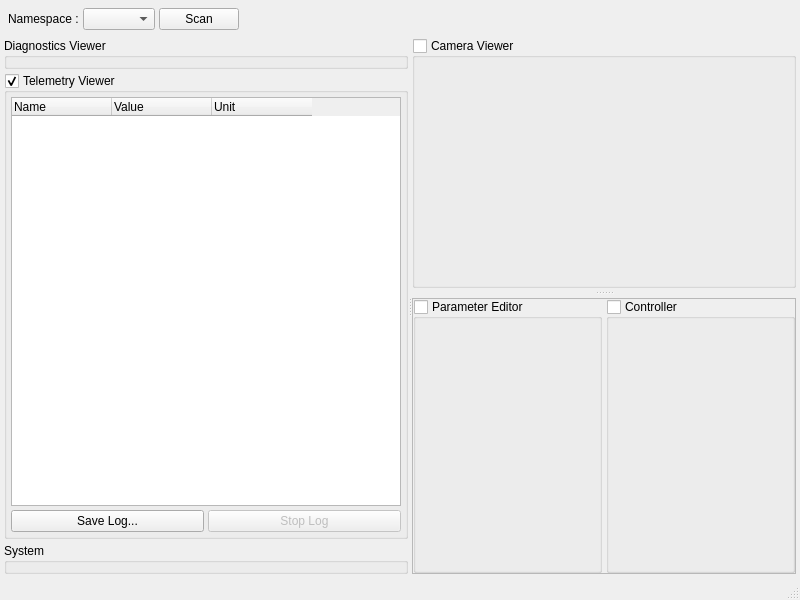
Qt form src/phoenix_gui/src/main_window.ui (Nkyoku/phoenix-jetson) before a commit.
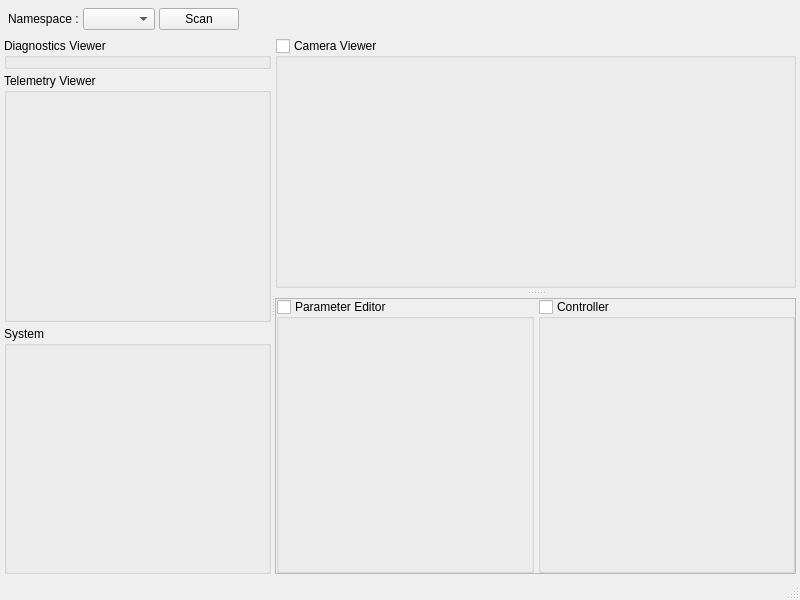
The same form after that commit. Custom widgets are drawn as their Qt base class.

What changed in the file:
```diff
--- a/src/phoenix_gui/src/main_window.ui
+++ b/src/phoenix_gui/src/main_window.ui
@@ -130,82 +130,10 @@
          </widget>
         </item>
         <item>
-         <widget class="QGroupBox" name="groupBox">
+         <widget class="TelemetryViewer" name="telemetryViewer">
           <property name="title">
            <string>Telemetry Viewer</string>
           </property>
-          <property name="checkable">
-           <bool>true</bool>
-          </property>
-          <layout class="QVBoxLayout" name="verticalLayout_2">
-           <property name="spacing">
-            <number>4</number>
-           </property>
-           <property name="leftMargin">
-            <number>4</number>
-           </property>
-           <property name="topMargin">
-            <number>4</number>
-           </property>
-           <property name="rightMargin">
-            <number>4</number>
-           </property>
-           <property name="bottomMargin">
-            <number>4</number>
-           </property>
-           <item>
-            <widget class="QTreeWidget" name="telemetryTree">
-             <property name="columnCount">
-              <number>3</number>
-             </property>
-             <attribute name="headerCascadingSectionResizes">
-              <bool>true</bool>
-             </attribute>
-             <attribute name="headerStretchLastSection">
-              <bool>false</bool>
-             </attribute>
-             <column>
-              <property name="text">
-               <string>Name</string>
-              </property>
-             </column>
-             <column>
-              <property name="text">
-               <string>Value</string>
-              </property>
-             </column>
-             <column>
-              <property name="text">
-               <string>Unit</string>
-              </property>
-             </column>
-            </widget>
-           </item>
-           <item>
-            <layout class="QHBoxLayout" name="horizontalLayout_2">
-             <property name="spacing">
-              <number>4</number>
-             </property>
-             <item>
-              <widget class="QPushButton" name="saveLogButton">
-               <property name="text">
-                <string>Save Log...</string>
-               </property>
-              </widget>
-             </item>
-             <item>
-              <widget class="QPushButton" name="stopLogButton">
-               <property name="enabled">
-                <bool>false</bool>
-               </property>
-               <property name="text">
-                <string>Stop Log</string>
-               </property>
-              </widget>
-             </item>
-            </layout>
-           </item>
-          </layout>
          </widget>
         </item>
         <item>
@@ -360,6 +288,12 @@
    <header>system_group.hpp</header>
    <container>1</container>
   </customwidget>
+  <customwidget>
+   <class>TelemetryViewer</class>
+   <extends>QGroupBox</extends>
+   <header>telemetry_viewer.hpp</header>
+   <container>1</container>
+  </customwidget>
  </customwidgets>
  <resources/>
  <connections/>
```
